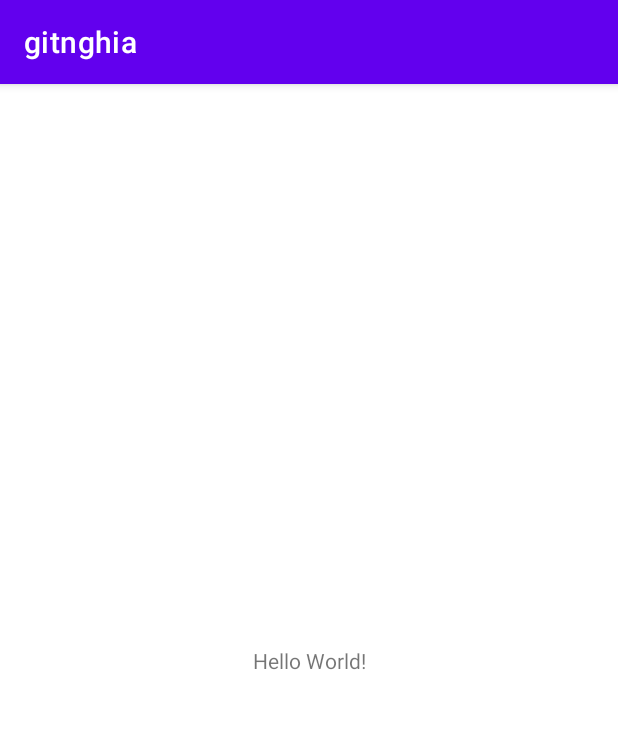
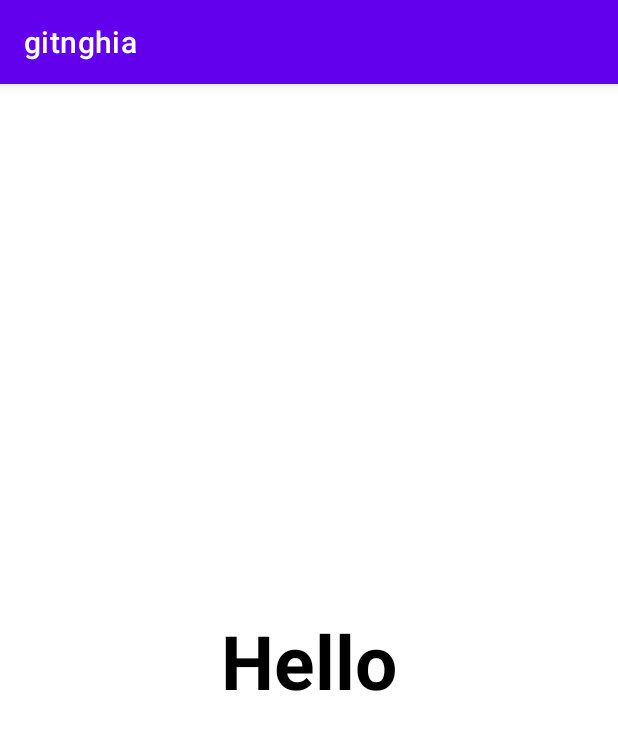
Before and after one commit to DoTrungNghia/gitnghia, an Android app: the screen it shows after launch (MainActivity), on a phone screen of 412 x 824 dp. Shown: the top 730 px of the screen. Run offline under Robolectric (Android 15) with nearby library versions, the phone set to English and light mode, and no system bars; 2 statements that could not run were skipped.

Commit message:
Ánh xạ id 'text' textview và gán id với 1 chuỗi

```diff
--- a/app/src/main/java/com/example/gitnghia/MainActivity.java
+++ b/app/src/main/java/com/example/gitnghia/MainActivity.java
@@ -3,12 +3,19 @@ package com.example.gitnghia;
 import androidx.appcompat.app.AppCompatActivity;
 
 import android.os.Bundle;
+import android.widget.TextView;
 
 public class MainActivity extends AppCompatActivity {
-
+    TextView text;
     @Override
     protected void onCreate(Bundle savedInstanceState) {
         super.onCreate(savedInstanceState);
         setContentView(R.layout.activity_main);
+        mapping();
+        text.setText("Hi There!!!");
+    }
+
+    private void mapping() {
+        text.findViewById(R.id.text);
     }
 }
--- a/app/src/main/res/layout/activity_main.xml
+++ b/app/src/main/res/layout/activity_main.xml
@@ -9,7 +9,11 @@
     <TextView
         android:layout_width="wrap_content"
         android:layout_height="wrap_content"
-        android:text="Hello World!"
+        android:text="Hello"
+        android:textSize="50dp"
+        android:id="@+id/text"
+        android:textStyle="bold"
+        android:textColor="@color/black"
         app:layout_constraintBottom_toBottomOf="parent"
         app:layout_constraintLeft_toLeftOf="parent"
         app:layout_constraintRight_toRightOf="parent"
```
